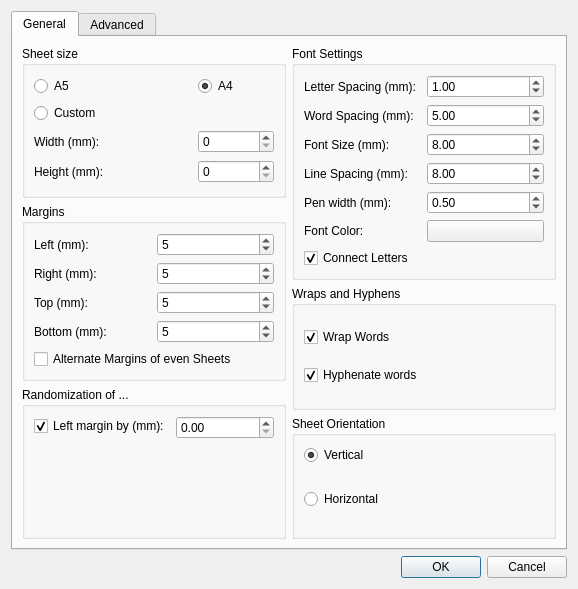
aizenbit/Scribbler, file preferencesdialog.ui: the form before one commit.
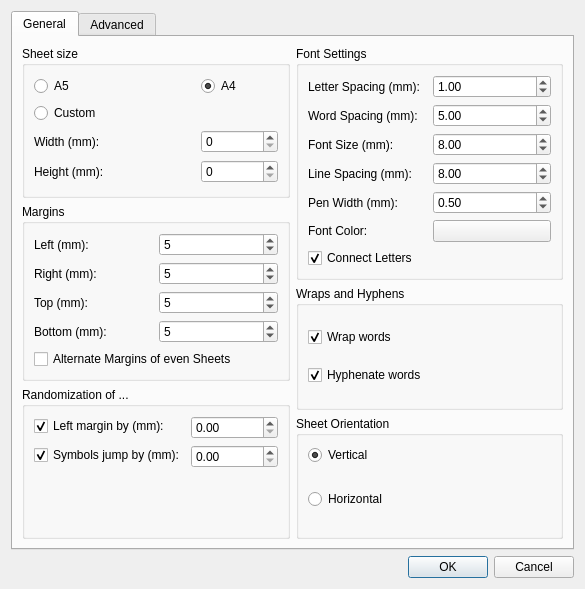
The form after the commit.

Commit message: Added randomization of symbols jump

What changed in the file:
```diff
--- a/preferencesdialog.ui
+++ b/preferencesdialog.ui
@@ -6,7 +6,7 @@
    <rect>
     <x>0</x>
     <y>0</y>
-    <width>578</width>
+    <width>585</width>
     <height>589</height>
    </rect>
   </property>
@@ -201,6 +201,29 @@
               <property name="maximum">
                <double>999.990000000000009</double>
               </property>
+              <property name="singleStep">
+               <double>0.500000000000000</double>
+              </property>
+             </widget>
+            </item>
+            <item row="1" column="0">
+             <widget class="QCheckBox" name="symbolJumpRandomCheckBox">
+              <property name="text">
+               <string>Symbols jump by (mm):</string>
+              </property>
+              <property name="checked">
+               <bool>true</bool>
+              </property>
+             </widget>
+            </item>
+            <item row="1" column="1">
+             <widget class="QDoubleSpinBox" name="symbolJumpRandomSpinBox">
+              <property name="maximum">
+               <double>999.990000000000009</double>
+              </property>
+              <property name="singleStep">
+               <double>0.100000000000000</double>
+              </property>
              </widget>
             </item>
            </layout>
@@ -302,7 +325,7 @@
             <item row="4" column="0">
              <widget class="QLabel" name="label_12">
               <property name="text">
-               <string>Pen width (mm):</string>
+               <string>Pen Width (mm):</string>
               </property>
              </widget>
             </item>
@@ -355,7 +378,7 @@
             <item>
              <widget class="QCheckBox" name="wrapWordsCheckBox">
               <property name="text">
-               <string>Wrap Words</string>
+               <string>Wrap words</string>
               </property>
               <property name="checked">
                <bool>true</bool>
```
The commit also changes 3 other files.
